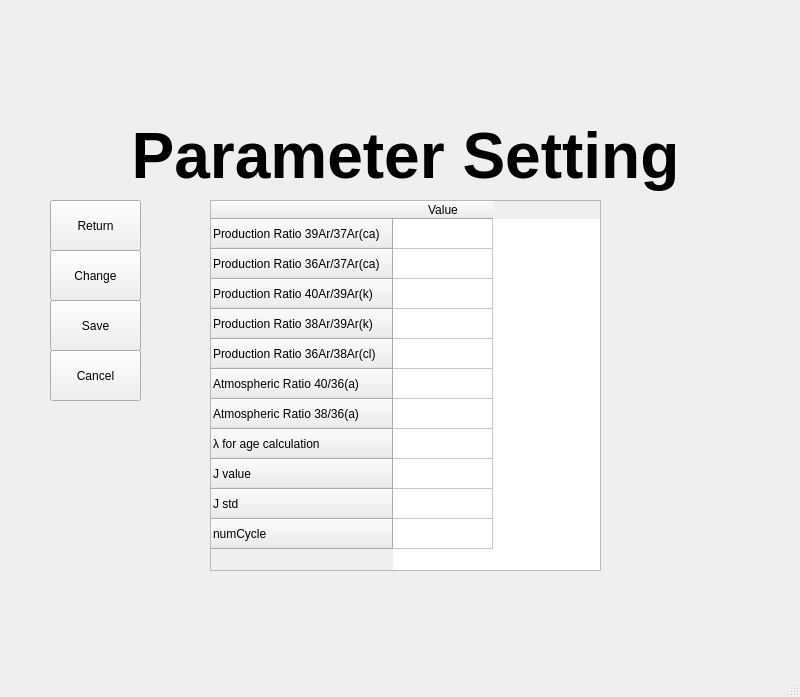
AndrewLiu0725/pyADR, file UI/ParameterSetting.ui: the form before one commit.
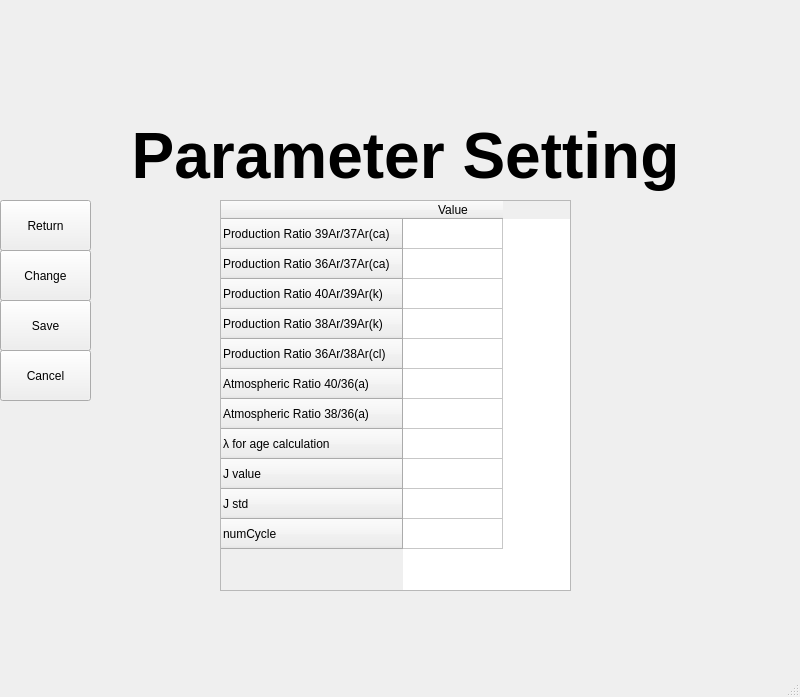
The form after the commit.

```diff
--- a/UI/ParameterSetting.ui
+++ b/UI/ParameterSetting.ui
@@ -17,10 +17,10 @@
    <widget class="QTableWidget" name="ParameetrTable">
     <property name="geometry">
      <rect>
-      <x>210</x>
+      <x>220</x>
       <y>200</y>
-      <width>391</width>
-      <height>371</height>
+      <width>351</width>
+      <height>391</height>
      </rect>
     </property>
     <row>
@@ -87,7 +87,7 @@
    <widget class="QPushButton" name="change">
     <property name="geometry">
      <rect>
-      <x>50</x>
+      <x>0</x>
       <y>250</y>
       <width>91</width>
       <height>51</height>
@@ -100,7 +100,7 @@
    <widget class="QPushButton" name="save">
     <property name="geometry">
      <rect>
-      <x>50</x>
+      <x>0</x>
       <y>300</y>
       <width>91</width>
       <height>51</height>
@@ -113,7 +113,7 @@
    <widget class="QPushButton" name="return_2">
     <property name="geometry">
      <rect>
-      <x>50</x>
+      <x>0</x>
       <y>200</y>
       <width>91</width>
       <height>51</height>
@@ -126,7 +126,7 @@
    <widget class="QPushButton" name="cancel">
     <property name="geometry">
      <rect>
-      <x>50</x>
+      <x>0</x>
       <y>350</y>
       <width>91</width>
       <height>51</height>
```
